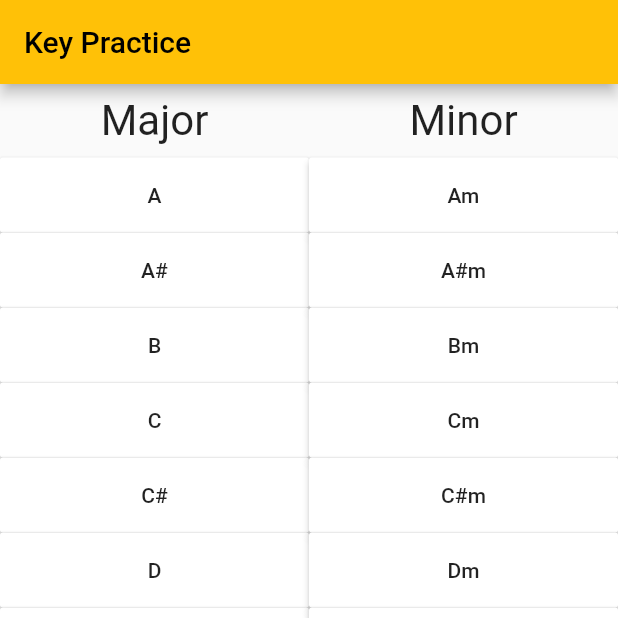
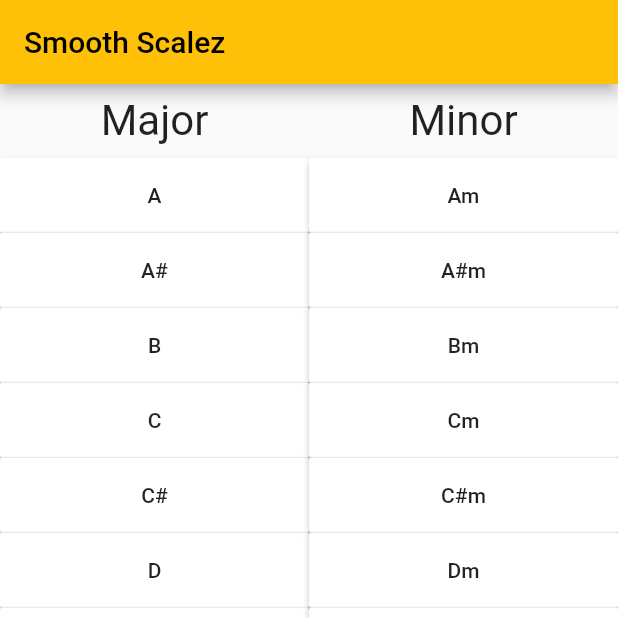
Before and after one commit to SimonHFrost/smooth_scalez, a Flutter app: the screen it shows after launch, on a phone screen of 412 x 824 dp, the top half of it. Run offline on Flutter 3.47's test engine with Material 2 defaults, Android fonts, the phone set to English and light mode, and no system bars; our stand-ins replace bloc, flutter_bloc.

Commit message:
Add todos

```diff
--- a/lib/countdown.dart
+++ b/lib/countdown.dart
@@ -10,7 +10,7 @@ class Countdown extends StatelessWidget {
   Widget build(BuildContext context) {
     return Scaffold(
       appBar: AppBar(
-        title: const Text('Key Practice'),
+        title: const Text('Smooth Scalez'),
       ),
       body: BlocBuilder<MusicCubit, List<String>>(
         builder: (context, keys) {
@@ -45,6 +45,7 @@ class _CountdownViewState extends State<CountdownView> {
   reset() {
     setState(() {
       List<String> charactersMinusActiveKey =
+          // TODO Fix so duplicate keys aren't shown in a row
           // activeKey == null ? widget.keys : widget.keys.remove(activeKey);
           widget.keys;
       activeKey = charactersMinusActiveKey[
@@ -81,6 +82,7 @@ class _CountdownViewState extends State<CountdownView> {
                 child: CircularProgressIndicator(
                   backgroundColor: Color.fromRGBO(0, 0, 0, 1),
                   value: 1,
+                  // TODO Fix so circular progress indicator is updated
                   // value: (1 - (widget.timeLeft / widget.maxTime))!,
                   strokeWidth: 10,
                 ),
--- a/lib/main.dart
+++ b/lib/main.dart
@@ -14,7 +14,7 @@ class MyApp extends StatelessWidget {
     return BlocProvider<MusicCubit>(
       create: (context) => MusicCubit(),
       child: MaterialApp(
-        title: 'Key Practice',
+        title: 'Smooth Scalez',
         theme: ThemeData(
           primarySwatch: Colors.amber,
         ),
@@ -113,7 +113,7 @@ class HomeView extends StatelessWidget {
   Widget build(BuildContext context) {
     return Scaffold(
       appBar: AppBar(
-        title: const Text('Key Practice'),
+        title: const Text('Smooth Scalez'),
       ),
       floatingActionButton: FloatingActionButton(
         onPressed: () {
```
